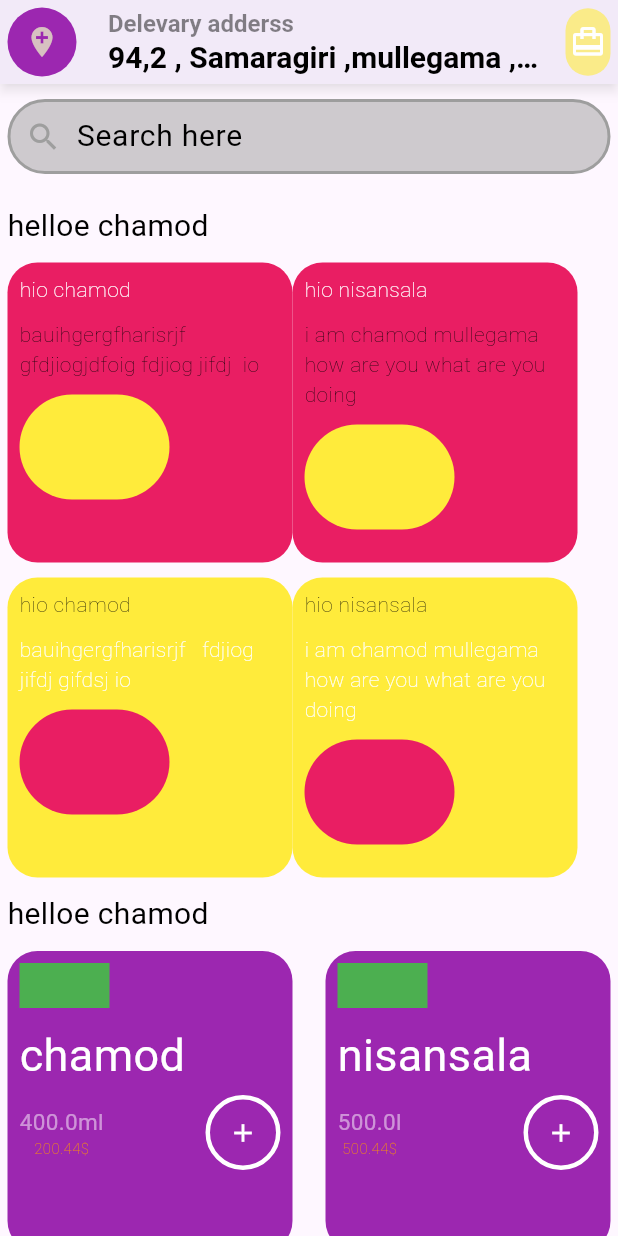
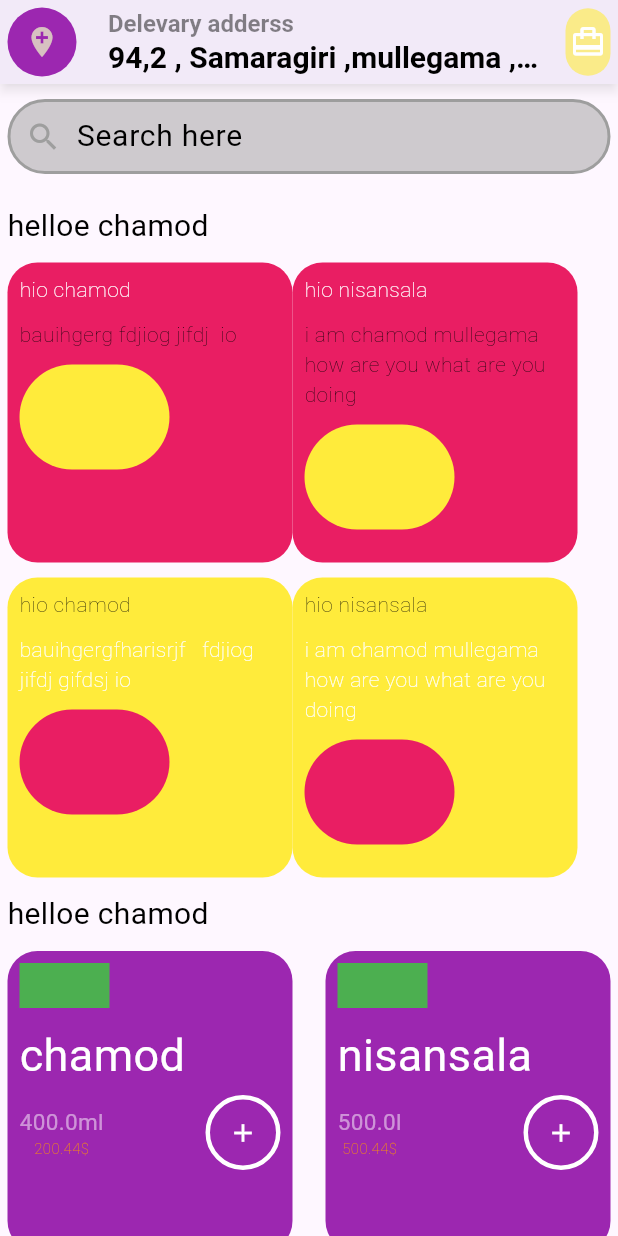
Before and after one commit to ChamodMullegama/CartApp, a Flutter app: the HomePage screen opened directly, on a phone screen of 412 x 824 dp. Run offline on Flutter 3.47's test engine with Material 3 defaults, Android fonts, the phone set to English and light mode, and no system bars.

Commit message:
Update home_page.dart

```diff
--- a/lib/pages/home_page/home_page.dart
+++ b/lib/pages/home_page/home_page.dart
@@ -43,7 +43,7 @@ class HomePage extends StatelessWidget {
                   productCart(
                     tittel: "hio chamod",
                     titelColor: Colors.white,
-                    description: "bauihgergfharisrjf  gfdjiogjdfoig fdjiog jifdj  io",
+                    description: "bauihgerg fdjiog jifdj  io",
                     descriptionColor: Colors.black,
                     mnainBoxColor: Colors.pink,
                     smallBoxColor: Colors.yellow,
```
